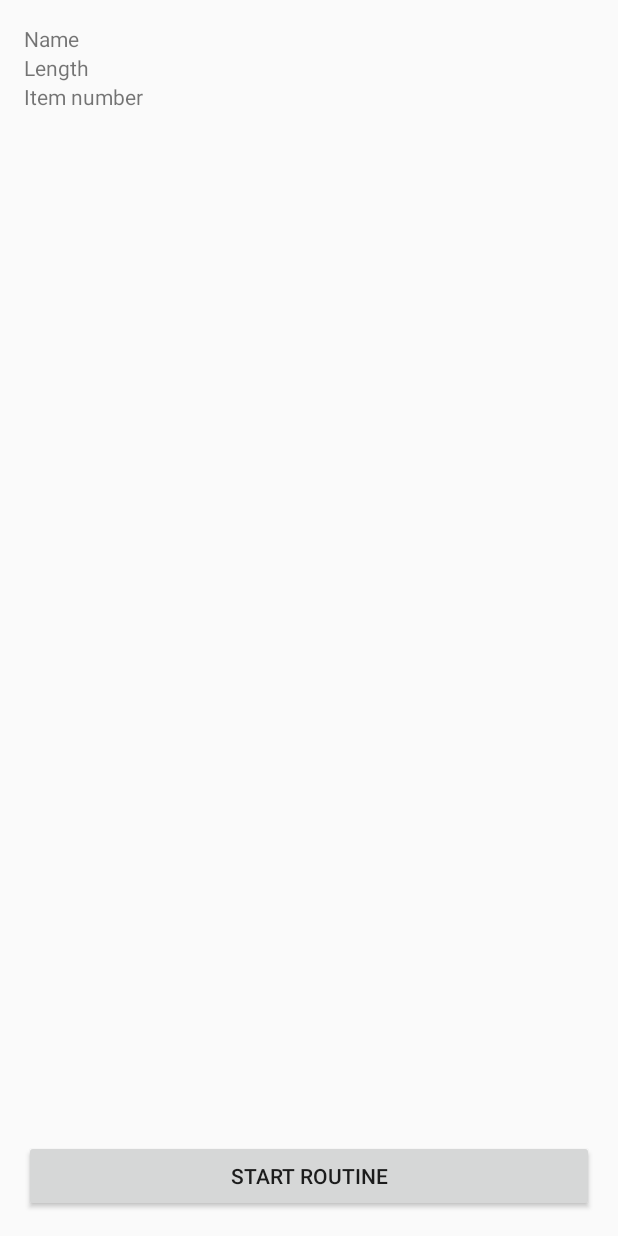
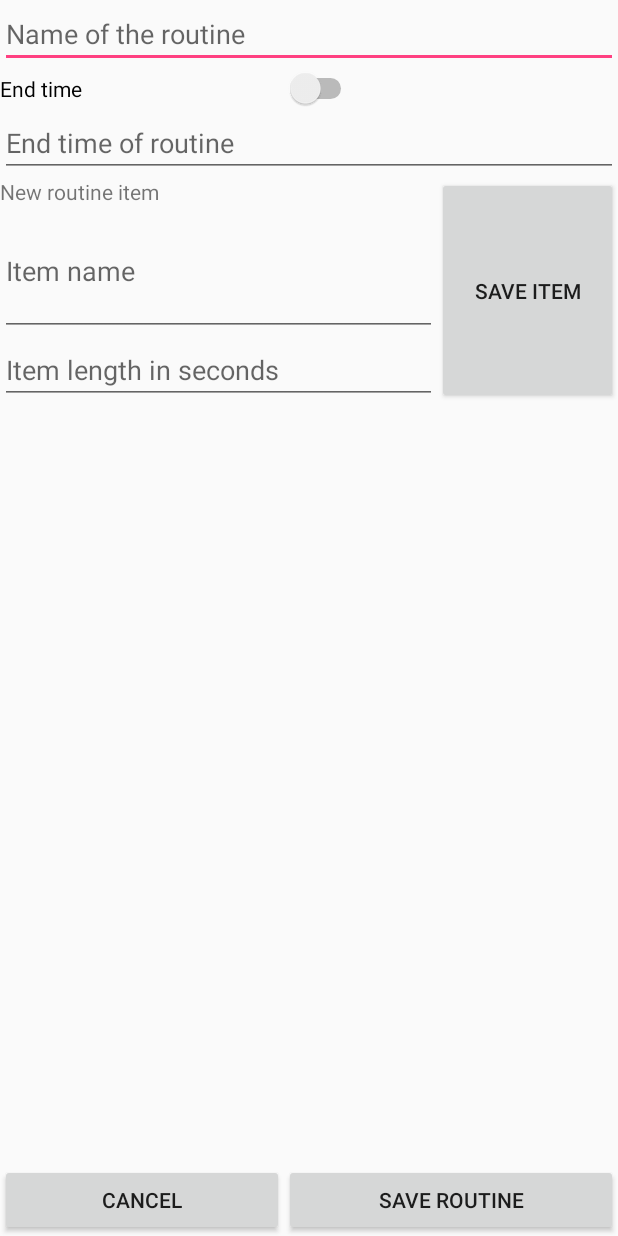
Before and after one commit to sxnwlfkk/daily_routines, an Android app: the EditActivity screen opened directly, with no data from a screen before it, on a phone screen of 412 x 824 dp. Run offline under Robolectric (Android 15) with nearby library versions, the phone set to English and light mode, and no system bars.

Commit message:
New Routine View, adapter, dinamic item list

```diff
--- a/app/src/main/java/com/sxnwlfkk/dailyroutines/data/RoutineDbHelper.java
+++ b/app/src/main/java/com/sxnwlfkk/dailyroutines/data/RoutineDbHelper.java
@@ -16,7 +16,7 @@ public class RoutineDbHelper extends SQLiteOpenHelper {
     private  static final String DATABASE_NAME = "rituals.db";
 
     /* DB version, if you change the schema, you need to increment version number. */
-    private static final int DATABASE_VERSION = 1;
+    private static final int DATABASE_VERSION = 2;
 
     public RoutineDbHelper(Context context) {
         super(context, DATABASE_NAME, null, DATABASE_VERSION);
--- a/app/src/main/java/com/sxnwlfkk/dailyroutines/views/editActivity/EditActivity.java
+++ b/app/src/main/java/com/sxnwlfkk/dailyroutines/views/editActivity/EditActivity.java
@@ -1,18 +1,96 @@
 package com.sxnwlfkk.dailyroutines.views.editActivity;
 
 import android.app.Activity;
+import android.content.Intent;
+import android.net.Uri;
 import android.os.Bundle;
+import android.util.Log;
+import android.view.View;
+import android.widget.AdapterView;
+import android.widget.Button;
+import android.widget.EditText;
+import android.widget.ListView;
 
 import com.sxnwlfkk.dailyroutines.R;
+import com.sxnwlfkk.dailyroutines.classes.RoutineItem;
+
+import java.util.ArrayList;
 
 /**
  * Created by cs on 2017.04.05..
  */
 
 public class EditActivity extends Activity {
+
+    // VARS
+
+    public static final String LOG_TAG = EditActivity.class.getSimpleName();
+
+    private ArrayList<RoutineItem> mItemsList;
+    private Uri mCurrentUri;
+
+    // Views
+    private ListView mListView;
+    private EditListAdapter mAdapter;
+    private EditText mNewItemName;
+    private EditText mNewItemLength;
+    private Button mSaveNewItem;
+
+    // Click listeners
+    private View.OnClickListener itemButtonClickListener = new View.OnClickListener() {
+        @Override
+        public void onClick(View v) {
+            addNewItemToList();
+            updateListView(mItemsList);
+        }
+
+        private void addNewItemToList() {
+            String itemName = mNewItemName.getText().toString();
+            int itemLength = Integer.parseInt(mNewItemLength.getText().toString());
+
+            mItemsList.add(new RoutineItem(itemName, itemLength));
+            Log.e("addNewItemToList", "Size of list: " + mItemsList.size());
+            Log.e("addNewItemToList", "Items of mItemsList = " + mItemsList.get(0).getmItemName());
+        }
+    };
+
+
     @Override
     protected void onCreate(Bundle savedInstanceState) {
         super.onCreate(savedInstanceState);
-        setContentView(R.layout.activity_profile);
+        setContentView(R.layout.activity_edit);
+
+        // Setting up list adapter
+        mItemsList = new ArrayList<>();
+        mListView = (ListView) findViewById(R.id.edit_list);
+        mAdapter = new EditListAdapter(this, mItemsList);
+        mListView.setAdapter(mAdapter);
+
+        // Setting up Item editor
+        mNewItemName = (EditText) findViewById(R.id.edit_textbox_item_name);
+        mNewItemLength = (EditText) findViewById(R.id.edit_textbox_item_length);
+        mSaveNewItem = (Button) findViewById(R.id.edit_button_item_save);
+        mSaveNewItem.setOnClickListener(itemButtonClickListener);
+
+        // Check intent
+        Intent intent = getIntent();
+        mCurrentUri = intent.getData();
+        if (mCurrentUri == null) {
+            setTitle(R.string.new_item);
+        }
+
     }
+
+    private void updateListView (final ArrayList<RoutineItem> items) {
+        mListView.setAdapter(mAdapter);
+        mListView.setOnItemClickListener(new AdapterView.OnItemClickListener() {
+            @Override
+            public void onItemClick(AdapterView<?> parent, View view, int position, long id) {
+                // TODO
+            }
+        });
+
+    }
+
+
 }
--- a/app/src/main/java/com/sxnwlfkk/dailyroutines/views/mainActivity/MainActivity.java
+++ b/app/src/main/java/com/sxnwlfkk/dailyroutines/views/mainActivity/MainActivity.java
@@ -48,6 +48,9 @@ public class MainActivity extends Activity implements LoaderManager.LoaderCallba
             public void onClick(View view) {
                 // Delete this line, when tests here are obsolete
                 TestDBProvider test = new TestDBProvider();
+
+                Intent intent = new Intent(MainActivity.this, EditActivity.class);
+                startActivity(intent);
             }
         });
 
--- /dev/null
+++ b/app/src/main/res/layout/activity_clock.xml
@@ -0,0 +1,6 @@
+<?xml version="1.0" encoding="utf-8"?>
+<LinearLayout xmlns:android="http://schemas.android.com/apk/res/android"
+    android:orientation="vertical" android:layout_width="match_parent"
+    android:layout_height="match_parent">
+
+</LinearLayout>
--- a/app/src/main/res/layout/activity_edit.xml
+++ b/app/src/main/res/layout/activity_edit.xml
@@ -1,6 +1,102 @@
 <?xml version="1.0" encoding="utf-8"?>
 <LinearLayout xmlns:android="http://schemas.android.com/apk/res/android"
-    android:orientation="vertical" android:layout_width="match_parent"
-    android:layout_height="match_parent">
+    xmlns:tools="http://schemas.android.com/tools"
+    android:layout_width="match_parent"
+    android:layout_height="match_parent"
+    android:weightSum="1"
+    tools:context=".views.editActivity.EditActivity"
+    android:orientation="vertical">
+
+    <EditText
+        android:id="@+id/edit_name_textbox"
+        android:layout_width="match_parent"
+        android:layout_height="wrap_content"
+        android:ems="10"
+        android:hint="Name of the routine"
+        android:inputType="text" />
+
+    <Switch
+        android:id="@+id/switch1"
+        android:layout_width="238dp"
+        android:layout_height="wrap_content"
+        android:text="End time"
+        tools:text="Needs ending time" />
+
+    <EditText
+        android:id="@+id/edit_textbox_end_time"
+        android:layout_width="match_parent"
+        android:layout_height="wrap_content"
+        android:ems="10"
+        android:hint="End time of routine"
+        android:inputType="time" />
+
+    <LinearLayout
+        android:layout_width="match_parent"
+        android:layout_height="117dp"
+        android:orientation="horizontal"
+        android:layout_weight="0.07">
+
+        <LinearLayout
+            android:layout_width="291dp"
+            android:layout_height="match_parent"
+            android:orientation="vertical">
+
+            <TextView
+                android:id="@+id/textView3"
+                android:layout_width="match_parent"
+                android:layout_height="wrap_content"
+                android:text="New routine item" />
+
+            <EditText
+                android:id="@+id/edit_textbox_item_name"
+                android:layout_width="match_parent"
+                android:layout_height="wrap_content"
+                android:layout_weight="0.37"
+                android:ems="10"
+                android:hint="Item name"
+                android:inputType="textPersonName" />
+
+            <EditText
+                android:id="@+id/edit_textbox_item_length"
+                android:layout_width="match_parent"
+                android:layout_height="wrap_content"
+                android:ems="10"
+                android:hint="Item length in seconds"
+                android:inputType="numberDecimal" />
+
+        </LinearLayout>
+
+        <Button
+            android:id="@+id/edit_button_item_save"
+            android:layout_width="match_parent"
+            android:layout_height="match_parent"
+            android:text="Save item" />
+    </LinearLayout>
+
+    <ListView
+        android:id="@+id/edit_list"
+        android:layout_width="match_parent"
+        android:layout_height="@android:dimen/app_icon_size"
+        android:layout_weight="0.93" />
+
+    <LinearLayout
+        android:layout_width="match_parent"
+        android:layout_height="wrap_content"
+        android:orientation="horizontal">
+
+        <Button
+            android:id="@+id/edit_button_cancel"
+            android:layout_width="wrap_content"
+            android:layout_height="wrap_content"
+            android:layout_weight="1"
+            android:text="Cancel" />
+
+        <Button
+            android:id="@+id/edit_button_routine_save"
+            android:layout_width="wrap_content"
+            android:layout_height="wrap_content"
+            android:layout_weight="1"
+            android:text="Save routine" />
+    </LinearLayout>
 
 </LinearLayout>
--- a/app/src/main/res/values/strings.xml
+++ b/app/src/main/res/values/strings.xml
@@ -1,3 +1,4 @@
 <resources>
     <string name="app_name">Daily Routines</string>
+    <string name="new_item">New routine</string>
 </resources>
```
Also changed, not shown: app/src/main/java/com/sxnwlfkk/dailyroutines/classes/RoutineItem.java (renamed from app/src/main/java/com/sxnwlfkk/dailyroutines/classes/RitualItem.java, +17 -7 lines), app/src/main/java/com/sxnwlfkk/dailyroutines/views/editActivity/EditListAdapter.java (added, +50 -0 lines), app/src/main/res/layout/edit_list_item.xml (added, +28 -0 lines).
